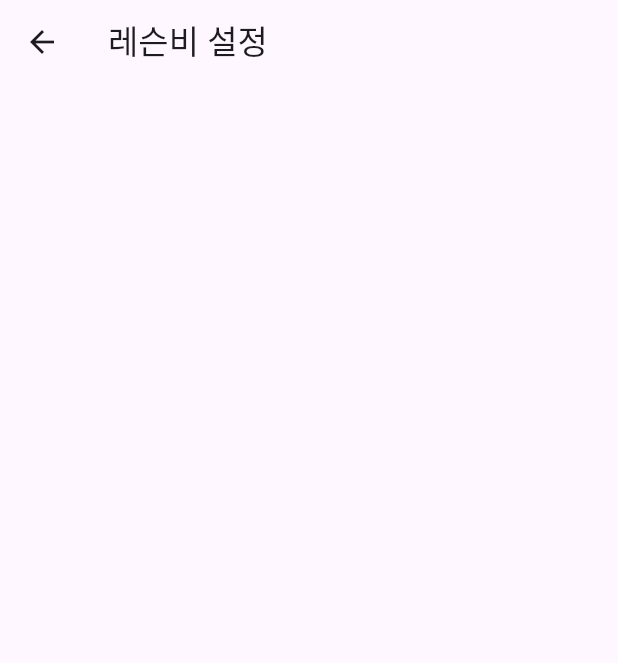
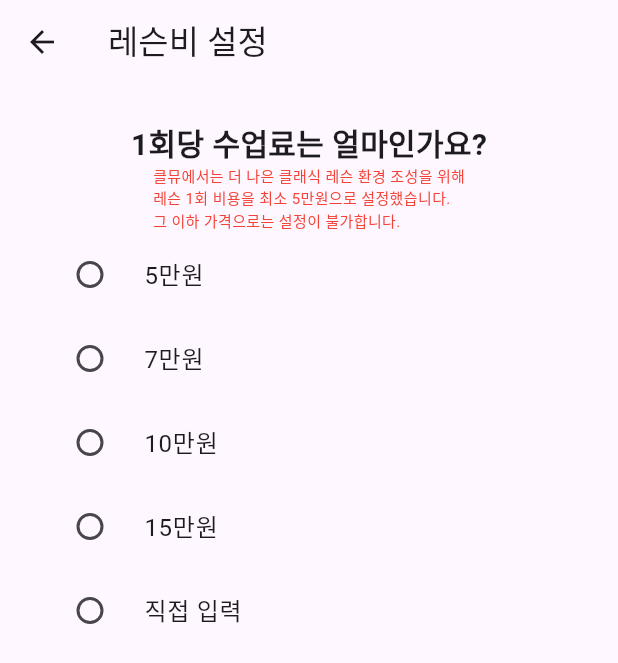
Before and after one commit to sammy3877/Stock-Correct-Along-Step, a Flutter app: the LessonFeeScreen screen opened directly, on a phone screen of 412 x 824 dp. Shown: the top 663 px of the screen. Run offline on Flutter 3.47's test engine with Material 3 defaults, Android fonts, the phone set to English and light mode, and no system bars; our stand-ins replace supabase_flutter; accounts and stored records are empty.

Commit message:
레슨비 설정 화면 완료

```diff
--- /dev/null
+++ b/lib/models/fee_type.dart
@@ -0,0 +1,11 @@
+enum LessonFeeType {
+  fiftyThousand("5만원"),
+  seventyThousand("7만원"),
+  oneHundredThousand("10만원"),
+  oneHundredFiftyThousand("15만원"),
+  custom("직접 입력");
+
+  final String displayName;
+
+  const LessonFeeType(this.displayName);
+}
--- a/lib/screens/expert/lesson_fee_screen.dart
+++ b/lib/screens/expert/lesson_fee_screen.dart
@@ -1,4 +1,5 @@
 import 'package:flutter/material.dart';
+import 'package:music_platform/models/fee_type.dart';
 
 class LessonFeeScreen extends StatefulWidget {
   const LessonFeeScreen({super.key});
@@ -10,12 +11,51 @@ class LessonFeeScreen extends StatefulWidget {
 
 class _LessonFeeScreenState extends State<LessonFeeScreen> {
 
+  LessonFeeType? selectedLessonFee;
+
   @override
   Widget build(BuildContext context) {
     return Scaffold(
       appBar: AppBar(
         title: const Text("레슨비 설정")
       ),
+      body: Padding(
+        padding: const EdgeInsets.all(24),
+        child: Column(
+          children: [
+            const Text('1회당 수업료는 얼마인가요?',
+              style: TextStyle(
+                fontSize: 20,
+                fontWeight: FontWeight.bold
+              ),
+            ),
+            const Text(
+              '클뮤에서는 더 나은 클래식 레슨 환경 조성을 위해\n'
+                  '레슨 1회 비용을 최소 5만원으로 설정했습니다.\n'
+                  '그 이하 가격으로는 설정이 불가합니다.',
+              style: TextStyle(
+                fontSize: 10,
+                color: Colors.red,
+              ),
+            ),
+
+            ...LessonFeeType.values.map((fee) {
+              return RadioListTile<LessonFeeType>(
+                title: Text(fee.displayName),
+                value: fee,
+                groupValue: selectedLessonFee,
+                onChanged: (value) {
+                  setState(() {
+                    selectedLessonFee = value;
+                  });
+                },
+              );
+            }).toList()
+
+          ]
+        )
+      )
+
     );
   }
 
```
